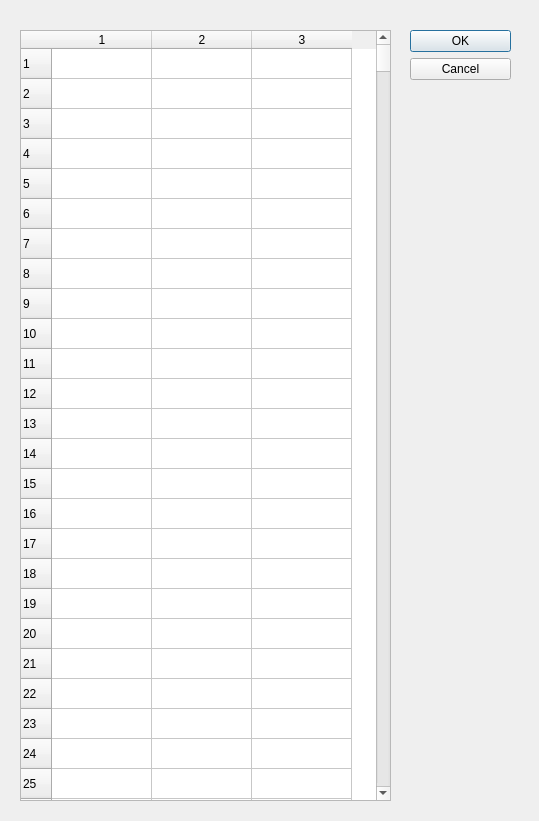
Ivanfdezr/CentralSoftware, file CSV_Vst.ui: the form before one commit.
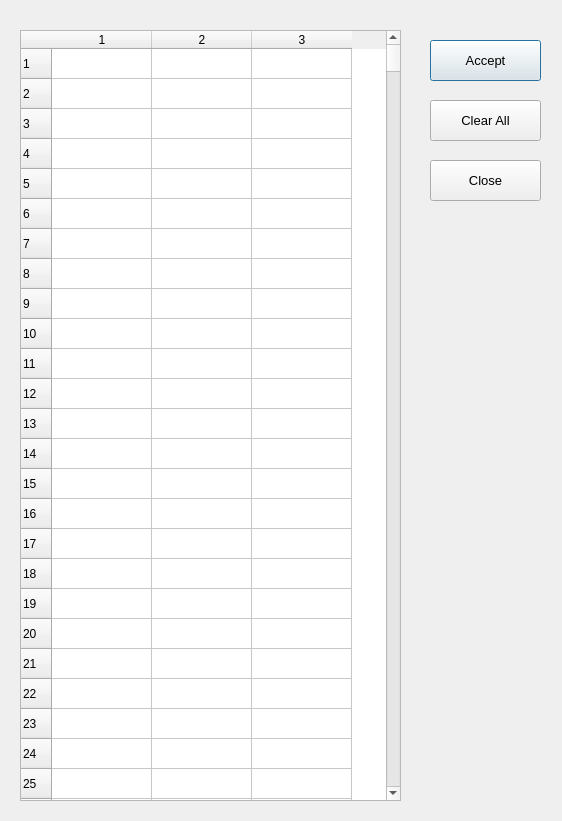
The form after the commit.

```diff
--- a/CSV_Vst.ui
+++ b/CSV_Vst.ui
@@ -6,35 +6,19 @@
    <rect>
     <x>0</x>
     <y>0</y>
-    <width>539</width>
+    <width>562</width>
     <height>821</height>
    </rect>
   </property>
   <property name="windowTitle">
    <string>Dialog</string>
   </property>
-  <widget class="QDialogButtonBox" name="csv_buttonBox">
-   <property name="geometry">
-    <rect>
-     <x>410</x>
-     <y>30</y>
-     <width>101</width>
-     <height>81</height>
-    </rect>
-   </property>
-   <property name="orientation">
-    <enum>Qt::Vertical</enum>
-   </property>
-   <property name="standardButtons">
-    <set>QDialogButtonBox::Cancel|QDialogButtonBox::Ok</set>
-   </property>
-  </widget>
   <widget class="QTableWidget" name="csvCal_tableWidget">
    <property name="geometry">
     <rect>
      <x>20</x>
      <y>30</y>
-     <width>371</width>
+     <width>381</width>
      <height>771</height>
     </rect>
    </property>
@@ -1048,6 +1032,60 @@
    <column/>
    <column/>
   </widget>
+  <widget class="QPushButton" name="csvAccept_pushButton">
+   <property name="geometry">
+    <rect>
+     <x>430</x>
+     <y>40</y>
+     <width>111</width>
+     <height>41</height>
+    </rect>
+   </property>
+   <property name="font">
+    <font>
+     <pointsize>10</pointsize>
+    </font>
+   </property>
+   <property name="text">
+    <string>Accept</string>
+   </property>
+  </widget>
+  <widget class="QPushButton" name="csvClose_pushButton">
+   <property name="geometry">
+    <rect>
+     <x>430</x>
+     <y>160</y>
+     <width>111</width>
+     <height>41</height>
+    </rect>
+   </property>
+   <property name="font">
+    <font>
+     <pointsize>10</pointsize>
+    </font>
+   </property>
+   <property name="text">
+    <string>Close</string>
+   </property>
+  </widget>
+  <widget class="QPushButton" name="csvClearAll_pushButton">
+   <property name="geometry">
+    <rect>
+     <x>430</x>
+     <y>100</y>
+     <width>111</width>
+     <height>41</height>
+    </rect>
+   </property>
+   <property name="font">
+    <font>
+     <pointsize>10</pointsize>
+    </font>
+   </property>
+   <property name="text">
+    <string>Clear All</string>
+   </property>
+  </widget>
  </widget>
  <resources/>
  <connections>
```
Left out of the diff: 38 changed lines with no effect on the pictures.
